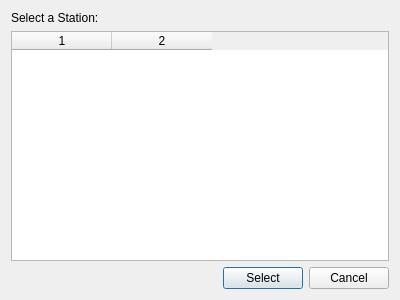
The window that rave/security/selectstationform.ui (pgathogo/raven) describes before a commit, drawn with Qt 5.
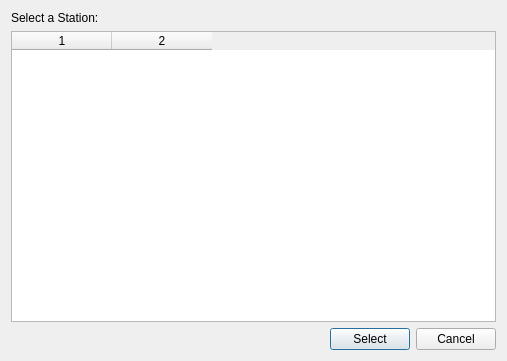
The same window after the commit.

The edit to the form file:
```diff
--- a/rave/security/selectstationform.ui
+++ b/rave/security/selectstationform.ui
@@ -6,8 +6,8 @@
    <rect>
     <x>0</x>
     <y>0</y>
-    <width>400</width>
-    <height>300</height>
+    <width>507</width>
+    <height>361</height>
    </rect>
   </property>
   <property name="windowTitle">
```
Left out of the diff: 8 changed lines with no effect on the pictures.
